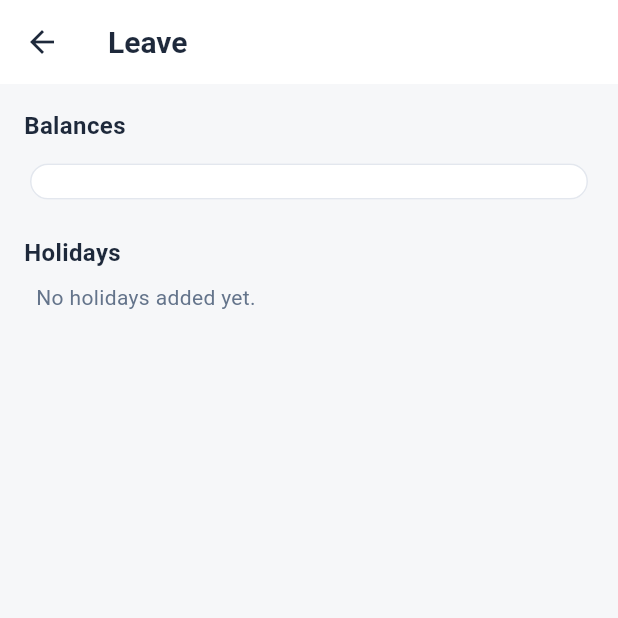
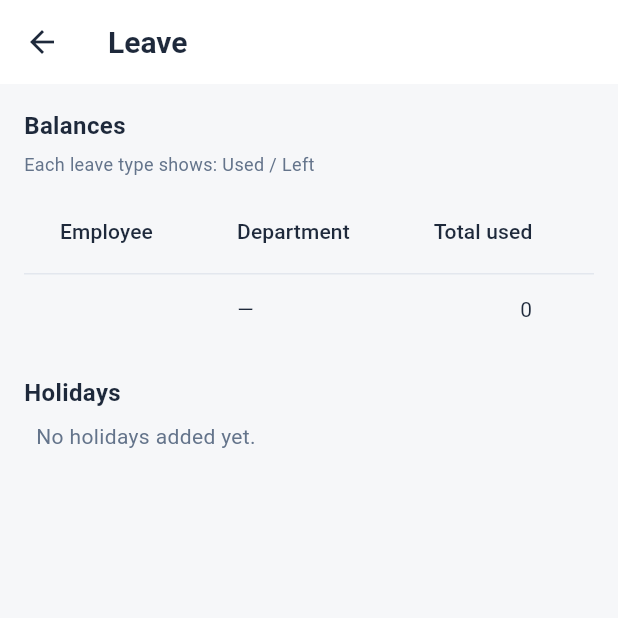
Before and after one commit to MuhammadTalalanees/devniques-finance, a Flutter app: the LeaveScreen screen opened directly, on a phone screen of 412 x 824 dp, the top half of it. Run offline on Flutter 3.47's test engine with Material 3 defaults, Android fonts, the phone set to English and light mode, and no system bars; our stand-ins replace connectivity_plus, cross_file, file_picker, fl_chart, flutter_riverpod, image_picker and 6 more; accounts and stored records are empty; network calls fail.

Commit message:
Source: Finance v77 - leave table, code removed

```diff
--- a/lib/features/hr/hr_hub_screen.dart
+++ b/lib/features/hr/hr_hub_screen.dart
@@ -198,8 +198,6 @@ class _EmployeesScreenState extends ConsumerState<EmployeesScreen> {
         TextEditingController(text: (row['name'] ?? '') as String);
     final deptCtrl = TextEditingController(
         text: (row['department'] ?? '') as String);
-    final codeCtrl =
-        TextEditingController(text: (row['emp_code'] ?? '') as String);
     var role = (row['role'] ?? 'view_only') as String;
     final ok = await showDialog<bool>(
           context: context,
@@ -219,13 +217,6 @@ class _EmployeesScreenState extends ConsumerState<EmployeesScreen> {
                   decoration: const InputDecoration(
                       labelText: 'Department',
                       hintText: 'Type it — e.g. Accounts'),
-                ),
-                const SizedBox(height: 12),
-                TextField(
-                  controller: codeCtrl,
-                  decoration: const InputDecoration(
-                      labelText: 'Employee code',
-                      hintText: 'e.g. EMP-001'),
                 ),
                 const SizedBox(height: 12),
                 DropdownButtonFormField<String>(
@@ -261,7 +252,6 @@ class _EmployeesScreenState extends ConsumerState<EmployeesScreen> {
         'name': nameCtrl.text.trim(),
         'role': role,
         'department': deptCtrl.text.trim(),
-        'emp_code': codeCtrl.text.trim(),
       });
       ref.invalidate(profileProvider);
       await _load();
@@ -319,8 +309,6 @@ class _EmployeesScreenState extends ConsumerState<EmployeesScreen> {
                                 .toString()
                                 .isNotEmpty)
                               r['department'] as String,
-                            if ((r['emp_code'] ?? '').toString().isNotEmpty)
-                              r['emp_code'] as String,
                           ].join('\n')),
                           isThreeLine: true,
                           trailing: IconButton(
@@ -1011,9 +999,9 @@ class _LeaveScreenState extends ConsumerState<LeaveScreen> {
   List<Map<String, dynamic>> _ledger = [];
   List<Map<String, dynamic>> _holidays = [];
   Map<String, String> _names = {};
+  Map<String, String> _depts = {};
   bool _loading = true;
   String? _error;
-  String? _filterUser; // admin only; null = everyone
 
   bool get _isAdmin =>
       ref.read(profileProvider).value?.isAdmin ?? false;
@@ -1038,12 +1026,18 @@ class _LeaveScreenState extends ConsumerState<LeaveScreen> {
           await c.from('holidays').select().order('date');
       final names =
           await ref.read(supaServiceProvider).fetchProfileNames();
+      final profiles =
+          await ref.read(supaServiceProvider).selectSince('profiles', null);
       if (!mounted) return;
       setState(() {
         _types = (types as List).cast<Map<String, dynamic>>();
         _ledger = (ledger as List).cast<Map<String, dynamic>>();
         _holidays = (holidays as List).cast<Map<String, dynamic>>();
         _names = names;
+        _depts = {
+          for (final pr in profiles)
+            pr['id'] as String: ((pr['department'] ?? '') as String)
+        };
         _loading = false;
       });
     } catch (e) {
@@ -1060,6 +1054,18 @@ class _LeaveScreenState extends ConsumerState<LeaveScreen> {
     for (final r in _ledger) {
       if (r['user_id'] == userId && r['leave_type_id'] == typeId) {
         sum += (r['delta'] as num).toDouble();
+      }
+    }
+    return sum;
+  }
+
+  /// Days actually taken (the negative side of the ledger).
+  double _used(String userId, String typeId) {
+    var sum = 0.0;
+    for (final r in _ledger) {
+      if (r['user_id'] == userId && r['leave_type_id'] == typeId) {
+        final d = (r['delta'] as num).toDouble();
+        if (d < 0) sum -= d;
       }
     }
     return sum;
@@ -1195,9 +1201,10 @@ class _LeaveScreenState extends ConsumerState<LeaveScreen> {
       );
     }
     final users = _isAdmin
-        ? (_filterUser == null
-            ? _names.keys.toList()
-            : [_filterUser!])
+        ? (_names.entries.toList()
+              ..sort((a, b) => a.value.compareTo(b.value)))
+            .map((e) => e.key)
+            .toList()
         : [_myId];
     return Scaffold(
       appBar: AppBar(title: const Text('Leave')),
@@ -1220,51 +1227,49 @@ class _LeaveScreenState extends ConsumerState<LeaveScreen> {
                   ),
               ],
             ),
-            if (_isAdmin) ...[
-              const SizedBox(height: 8),
-              DropdownButtonFormField<String?>(
-                initialValue: _filterUser,
-                decoration:
-                    const InputDecoration(labelText: 'Employee'),
-                items: [
-                  const DropdownMenuItem(
-                      value: null, child: Text('Everyone')),
-                  for (final e in _names.entries)
-                    DropdownMenuItem(value: e.key, child: Text(e.value)),
+            const SizedBox(height: 6),
+            const Text(
+              'Each leave type shows: Used / Left',
+              style: TextStyle(fontSize: 12, color: AppTheme.muted),
+            ),
+            const SizedBox(height: 8),
+            SingleChildScrollView(
+              scrollDirection: Axis.horizontal,
+              child: DataTable(
+                columns: [
+                  const DataColumn(label: Text('Employee')),
+                  const DataColumn(label: Text('Department')),
+                  for (final t in _types)
+                    DataColumn(label: Text(t['name'] as String)),
+                  const DataColumn(
+                      label: Text('Total used'), numeric: true),
+                  const DataColumn(
+                      label: Text('Total left'), numeric: true),
                 ],
-                onChanged: (v) => setState(() => _filterUser = v),
+                rows: [
+                  for (final u in users)
+                    DataRow(cells: [
+                      DataCell(Text(_names[u] ?? '',
+                          style: const TextStyle(
+                              fontWeight: FontWeight.w600))),
+                      DataCell(Text((_depts[u] ?? '').isEmpty
+                          ? '—'
+                          : _depts[u]!)),
+                      for (final t in _types)
+                        DataCell(Text(
+                            '${fmtDays(_used(u, t['id'] as String))} / ${fmtDays(_balance(u, t['id'] as String))}')),
+                      DataCell(Text(fmtDays(_types.fold(
+                          0.0,
+                          (a, t) =>
+                              a + _used(u, t['id'] as String))))),
+                      DataCell(Text(fmtDays(_types.fold(
+                          0.0,
+                          (a, t) =>
+                              a + _balance(u, t['id'] as String))))),
+                    ]),
+                ],
               ),
-            ],
-            const SizedBox(height: 10),
-            for (final u in users)
-              Card(
-                child: Padding(
-                  padding: const EdgeInsets.all(12),
-                  child: Column(
-                    crossAxisAlignment: CrossAxisAlignment.start,
-                    children: [
-                      if (_isAdmin)
-                        Text(_names[u] ?? '',
-                            style: const TextStyle(
-                                fontWeight: FontWeight.w600)),
-                      for (final t in _types)
-                        Padding(
-                          padding: const EdgeInsets.only(top: 4),
-                          child: Row(
-                            children: [
-                              Expanded(child: Text(t['name'] as String)),
-                              Text(
-                                '${fmtDays(_balance(u, t['id'] as String))} left',
-                                style: const TextStyle(
-                                    fontWeight: FontWeight.w600),
-                              ),
-                            ],
-                          ),
-                        ),
-                    ],
-                  ),
-                ),
-              ),
+            ),
             const SizedBox(height: 20),
             Row(
               children: [
```
Also changed, not shown: lib/features/hr/attendance_register_screen.dart (+5 -18 lines).
